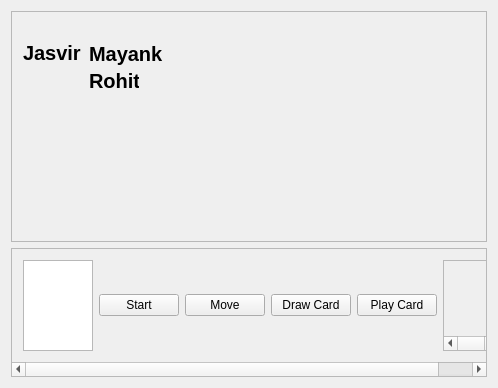
The window that mainwindow.ui (jasvir99/Journey_CSULB) describes before a commit, drawn with Qt 5.
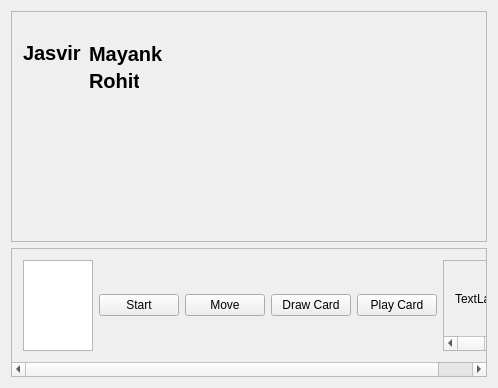
The same window after the commit.

Commit message: cards added and updated resource files.

```diff
--- a/mainwindow.ui
+++ b/mainwindow.ui
@@ -155,7 +155,7 @@
       <widget class="QWidget" name="scrollAreaWidgetContents_2">
        <property name="geometry">
         <rect>
-         <x>0</x>
+         <x>-66</x>
          <y>0</y>
          <width>544</width>
          <height>114</height>
@@ -220,7 +220,7 @@
              <x>0</x>
              <y>0</y>
              <width>1018</width>
-             <height>81</height>
+             <height>104</height>
             </rect>
            </property>
            <layout class="QVBoxLayout" name="verticalLayout_2">
@@ -237,6 +237,13 @@
               </property>
              </widget>
             </item>
+            <item>
+             <widget class="QLabel" name="cards">
+              <property name="text">
+               <string>TextLabel</string>
+              </property>
+             </widget>
+            </item>
             <item>
              <widget class="QLabel" name="move_ai_1">
               <property name="text">
```
The commit also changes 40 other files.
